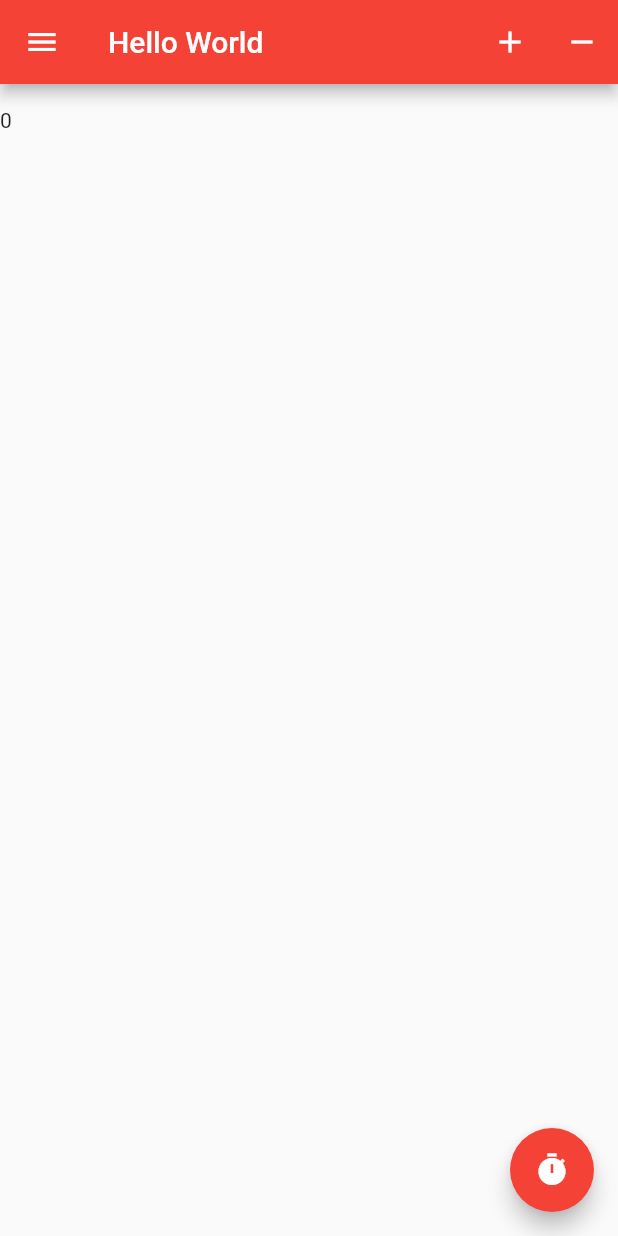
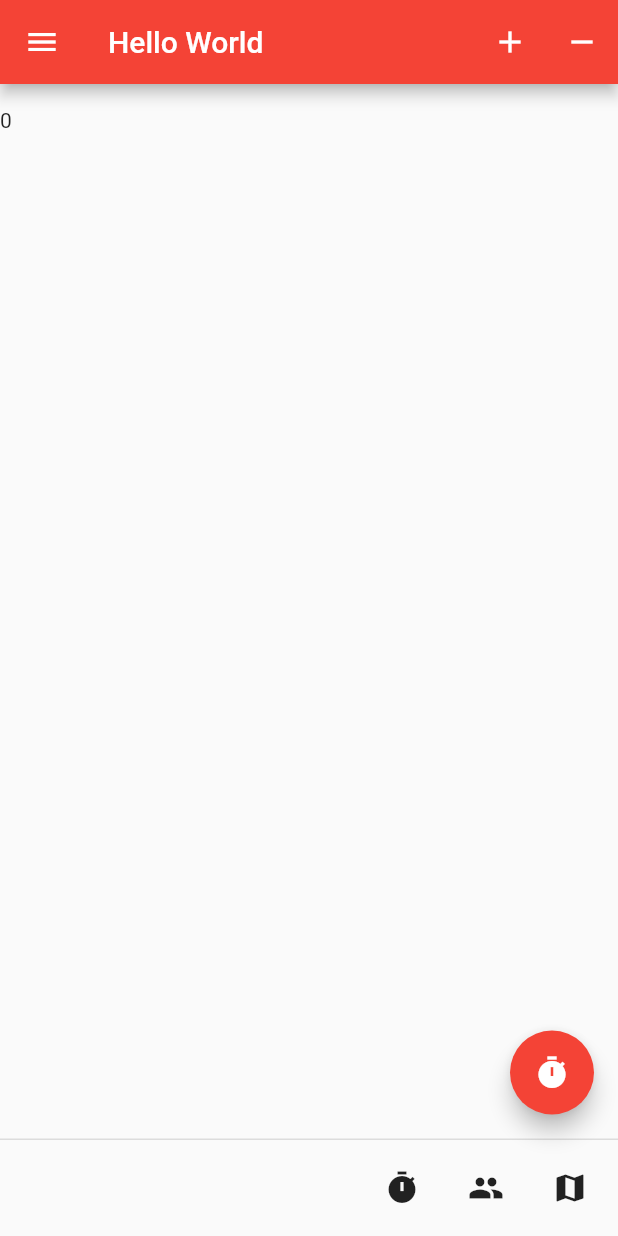
Before and after one commit to mhrjnamar/udemy_flutter_beginner, a Flutter app: the AppBarPractice screen opened directly, on a phone screen of 412 x 824 dp. Run offline on Flutter 3.47's test engine with Material 2 defaults, Android fonts, the phone set to English and light mode, and no system bars.

Commit message:
Footer Buttons

```diff
--- a/lib/section_4_scaffold/chapters/AppBarPractice.dart
+++ b/lib/section_4_scaffold/chapters/AppBarPractice.dart
@@ -17,8 +17,12 @@ class _AppBarPracticeState extends State<AppBarPractice> {
   String _floatingActionButtonValue = '';
   void _onClicked() => setState(() => _floatingActionButtonValue = new DateTime.now().toString());
 
+  String _footerValue ="";
+  void _onClick(String value) => setState(() => _footerValue = value);
+
   @override
   Widget build(BuildContext context) {
+
     return Scaffold(
       appBar: new AppBar(
         title: Text("Hello World"),
@@ -39,6 +43,11 @@ class _AppBarPracticeState extends State<AppBarPractice> {
           ),
         ),
       ),
+      persistentFooterButtons: [
+        IconButton(onPressed: () => _onClick("Button 1"), icon: Icon(Icons.timer)),
+        IconButton(onPressed: () => _onClick("Button 2"), icon: Icon(Icons.people)),
+        IconButton(onPressed: () => _onClick("Button 3"), icon: Icon(Icons.map)),
+      ],
       floatingActionButton: FloatingActionButton(
         onPressed: _onClicked,
         backgroundColor: Colors.red,
@@ -49,6 +58,7 @@ class _AppBarPracticeState extends State<AppBarPractice> {
         children: [
           Text(_floatingActionButtonValue),
           Text(_value.toString()),
+          Text(_footerValue),
         ],
       )
     );
```
